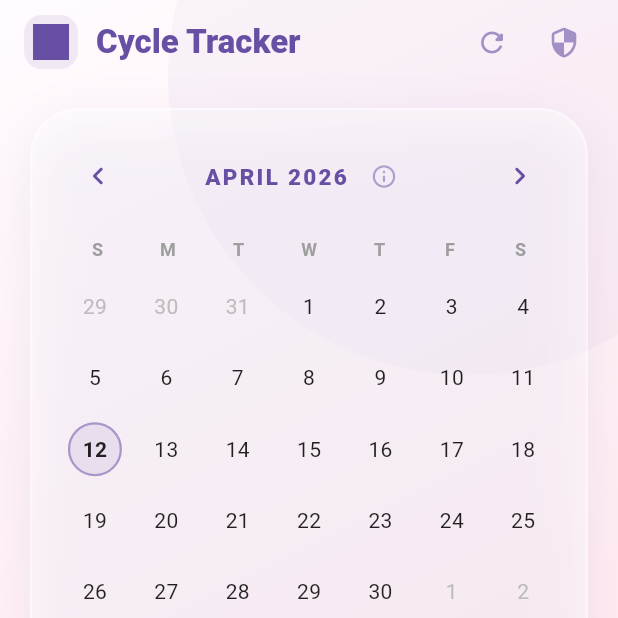
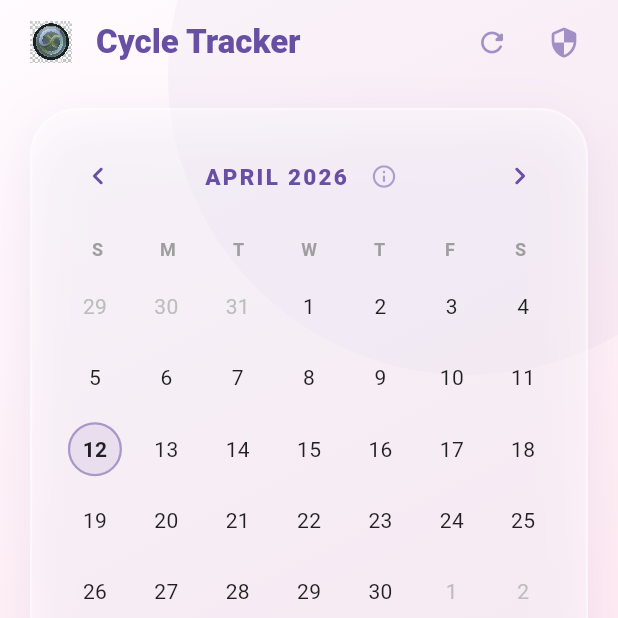
Before and after one commit to sungroa/private_tracker_app, a Flutter app: the screen it shows after launch, on a phone screen of 412 x 824 dp, the top half of it. Run offline on Flutter 3.47's test engine with Material 3 defaults, Android fonts, the phone set to English and light mode, and no system bars; our stand-ins replace app_links, csv, file_picker, fl_chart, flutter_local_notifications, flutter_secure_storage and 7 more; missing offline and left inert: encrypt, mobile_scanner, pointycastle; accounts and stored records are empty; Roboto replaces fonts that are missing (Outfit).

Commit message:
Minor fixes of the lint warnings & icons.

```diff
--- a/lib/presentation/pages/home_page.dart
+++ b/lib/presentation/pages/home_page.dart
@@ -1,5 +1,4 @@
 import 'package:flutter/material.dart';
-import 'package:flutter/foundation.dart' show kIsWeb;
 import 'package:flutter/services.dart';
 import '../theme/app_theme.dart';
 import 'tracking_calendar_page.dart';
@@ -42,19 +41,14 @@ class _HomePageState extends State<HomePage> {
           mainAxisSize: MainAxisSize.min,
           children: [
             Container(
-              padding: const EdgeInsets.all(6),
-              decoration: BoxDecoration(
-                color: primary.withValues(alpha: 0.1),
-                borderRadius: BorderRadius.circular(12),
+              padding: const EdgeInsets.all(4),
+              child: Image.asset(
+                'assets/icon/app_icon_foreground.png',
+                width: 28,
+                height: 28,
+                fit: BoxFit.contain,
+                filterQuality: FilterQuality.high,
               ),
-              child: kIsWeb
-                ? Icon(Icons.bubble_chart_rounded, color: primary, size: 24)
-                : Image.asset(
-                    'assets/icon/app_icon_foreground.png',
-                    width: 24,
-                    height: 24,
-                    color: primary,
-                  ),
             ),
             const SizedBox(width: 12),
             Text(
--- a/lib/presentation/pages/settings_page.dart
+++ b/lib/presentation/pages/settings_page.dart
@@ -115,6 +115,7 @@ class _SettingsPageState extends State<SettingsPage> {
       await notificationService.cancelAllNotifications();
     }
 
+    if (!mounted) return;
     final prefs = context.read<PreferencesService>();
     await prefs.setNotificationsEnabled(value);
     setState(() => _notificationsEnabled = value);
@@ -150,6 +151,7 @@ class _SettingsPageState extends State<SettingsPage> {
     );
 
     if (picked != null && picked != _reminderTime) {
+      if (!mounted) return;
       setState(() => _reminderTime = picked);
       await context.read<PreferencesService>().setNotificationTime(picked);
       if (_notificationsEnabled) {
```
Also changed, not shown: 1 other file.
